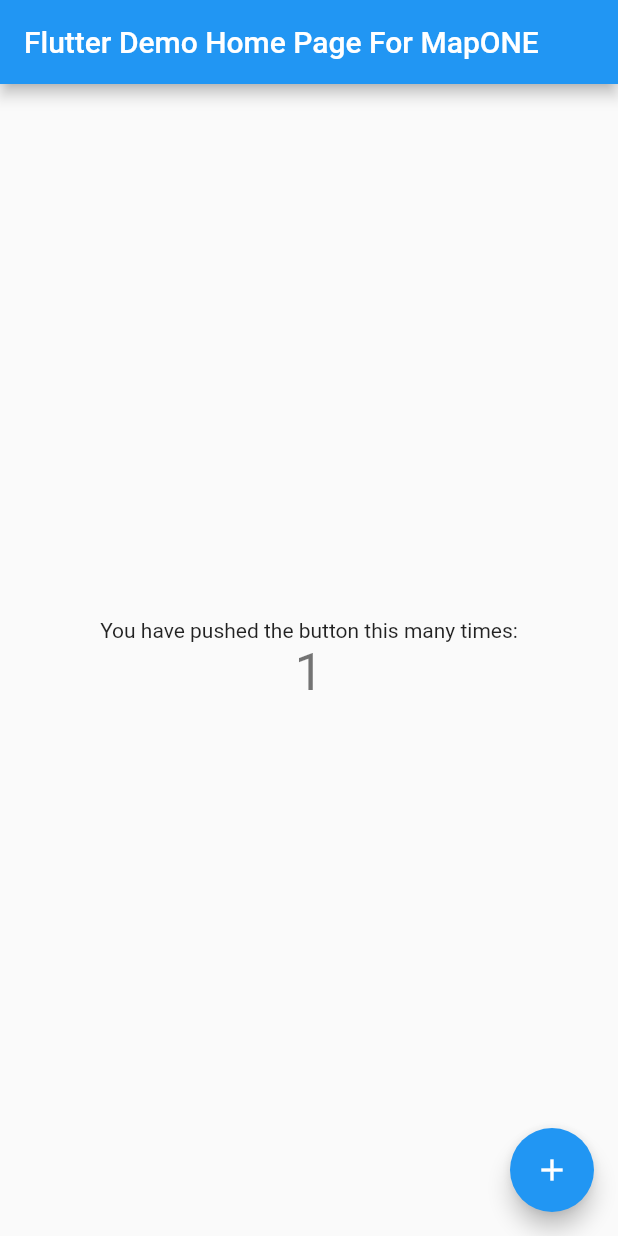
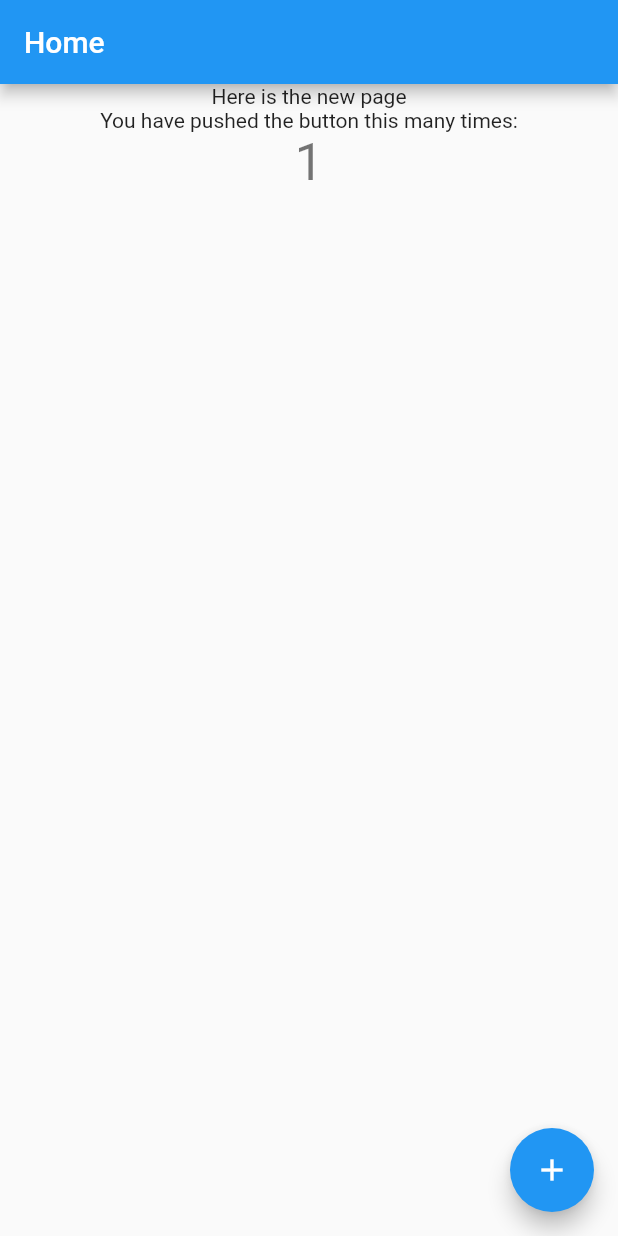
Before and after one commit to MufalmeAthos/mapone.mobile, a Flutter app: the screen it shows after launch, after a tap on the "add" icon, on a phone screen of 412 x 824 dp. Run offline on Flutter 3.47's test engine with Material 2 defaults, Android fonts, the phone set to English and light mode, and no system bars.

Commit message:
Call bdy widget on main

```diff
--- a/lib/Body.dart
+++ b/lib/Body.dart
@@ -1,20 +1,58 @@
 import 'package:flutter/material.dart';
 
- class Body extends StatelessWidget {
-   const Body({Key? key}) : super(key: key);
+ class Body extends StatefulWidget {
+   final title;
+   const Body({Key? key, this.title}) : super(key: key);
+
+  @override
+  State<Body> createState() => _BodyState();
+}
+
+class _BodyState extends State<Body> {
+  int _counter = 0;
+
+  void _incrementCounter() {
+    setState(() {
+
+      _counter++;
+    });
+  }
 
   @override
    Widget build(BuildContext context) {
-     return SingleChildScrollView(
+     return Scaffold(
+       appBar: AppBar(title: Text("Home"),),
+       body: SingleChildScrollView(
          child: Container(
            child: Column(
              children: [
                Text("Here is the new page"),
+               Center(
 
+                 child: Column(
+
+                   mainAxisAlignment: MainAxisAlignment.center,
+                   children: <Widget>[
+                     const Text(
+                       'You have pushed the button this many times:',
+                     ),
+                     Text(
+                       '$_counter',
+                       style: Theme.of(context).textTheme.headline4,
+                     ),
+                   ],
+                 ),
+               ),
              ],
            ),
 
          ),
+       ),
+       floatingActionButton: FloatingActionButton(
+         onPressed: _incrementCounter,
+         tooltip: 'Incrementation',
+         child: const Icon(Icons.add),
+       ),
      );
    }
 }
--- a/lib/main.dart
+++ b/lib/main.dart
@@ -1,4 +1,5 @@
 import 'package:flutter/material.dart';
+import 'package:mapone/Body.dart';
 
 void main() {
   runApp(const MyApp());
@@ -13,33 +14,16 @@ class MyApp extends StatelessWidget {
     return MaterialApp(
       title: 'MapONE the google map project',
       theme: ThemeData(
-        // This is the theme of your application.
-        //
-        // Try running your application with "flutter run". You'll see the
-        // application has a blue toolbar. Then, without quitting the app, try
-        // changing the primarySwatch below to Colors.green and then invoke
-        // "hot reload" (press "r" in the console where you ran "flutter run",
-        // or simply save your changes to "hot reload" in a Flutter IDE).
-        // Notice that the counter didn't reset back to zero; the application
-        // is not restarted.
+
         primarySwatch: Colors.blue,
       ),
-      home: const MyHomePage(title: 'Flutter Demo Home Page For MapONE'),
+      home: const Body(title: "The Demo Mapone page",),
     );
   }
 }
 
 class MyHomePage extends StatefulWidget {
   const MyHomePage({Key? key, required this.title}) : super(key: key);
-
-  // This widget is the home page of your application. It is stateful, meaning
-  // that it has a State object (defined below) that contains fields that affect
-  // how it looks.
-
-  // This class is the configuration for the state. It holds the values (in this
-  // case the title) provided by the parent (in this case the App widget) and
-  // used by the build method of the State. Fields in a Widget subclass are
-  // always marked "final".
 
   final String title;
 
@@ -52,47 +36,23 @@ class _MyHomePageState extends State<MyHomePage> {
 
   void _incrementCounter() {
     setState(() {
-      // This call to setState tells the Flutter framework that something has
-      // changed in this State, which causes it to rerun the build method below
-      // so that the display can reflect the updated values. If we changed
-      // _counter without calling setState(), then the build method would not be
-      // called again, and so nothing would appear to happen.
+
       _counter++;
     });
   }
 
   @override
   Widget build(BuildContext context) {
-    // This method is rerun every time setState is called, for instance as done
-    // by the _incrementCounter method above.
-    //
-    // The Flutter framework has been optimized to make rerunning build methods
-    // fast, so that you can just rebuild anything that needs updating rather
-    // than having to individually change instances of widgets.
+
     return Scaffold(
       appBar: AppBar(
-        // Here we take the value from the MyHomePage object that was created by
-        // the App.build method, and use it to set our appbar title.
+
         title: Text(widget.title),
       ),
       body: Center(
-        // Center is a layout widget. It takes a single child and positions it
-        // in the middle of the parent.
+
         child: Column(
-          // Column is also a layout widget. It takes a list of children and
-          // arranges them vertically. By default, it sizes itself to fit its
-          // children horizontally, and tries to be as tall as its parent.
-          //
-          // Invoke "debug painting" (press "p" in the console, choose the
-          // "Toggle Debug Paint" action from the Flutter Inspector in Android
-          // Studio, or the "Toggle Debug Paint" command in Visual Studio Code)
-          // to see the wireframe for each widget.
-          //
-          // Column has various properties to control how it sizes itself and
-          // how it positions its children. Here we use mainAxisAlignment to
-          // center the children vertically; the main axis here is the vertical
-          // axis because Columns are vertical (the cross axis would be
-          // horizontal).
+
           mainAxisAlignment: MainAxisAlignment.center,
           children: <Widget>[
             const Text(
```
Lines whose indentation alone changed are shown as unchanged.
